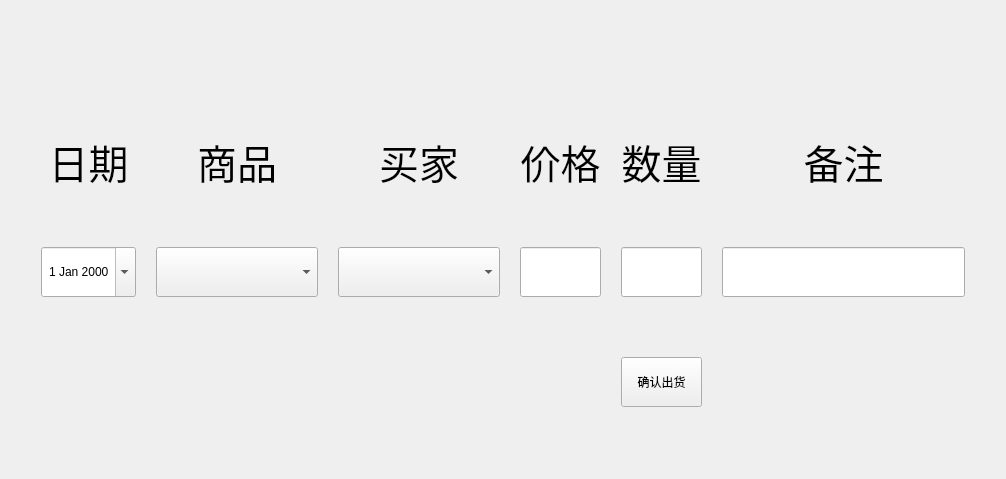
Old version of the form ui/shipping.ui in the repository XHApplet/GoodsBook.
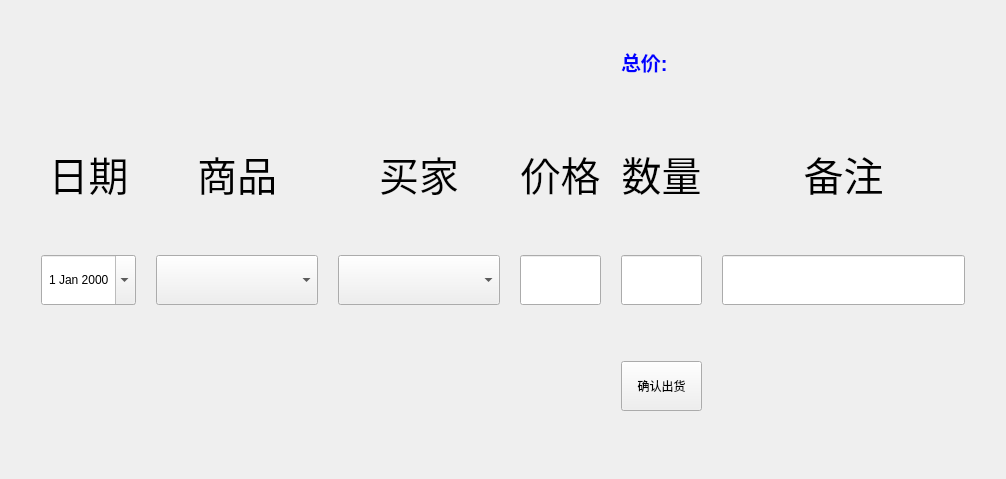
New version of the form. Custom widgets are drawn as their Qt base class.

The edit to the form file:
```diff
--- a/ui/shipping.ui
+++ b/ui/shipping.ui
@@ -235,6 +235,23 @@
        </property>
       </widget>
      </item>
+     <item row="0" column="4">
+      <widget class="QLabel" name="labelAmount">
+       <property name="font">
+        <font>
+         <pointsize>15</pointsize>
+         <weight>75</weight>
+         <bold>true</bold>
+        </font>
+       </property>
+       <property name="styleSheet">
+        <string notr="true">color:rgb(0, 0, 255)</string>
+       </property>
+       <property name="text">
+        <string>总价:</string>
+       </property>
+      </widget>
+     </item>
     </layout>
    </item>
   </layout>
```
